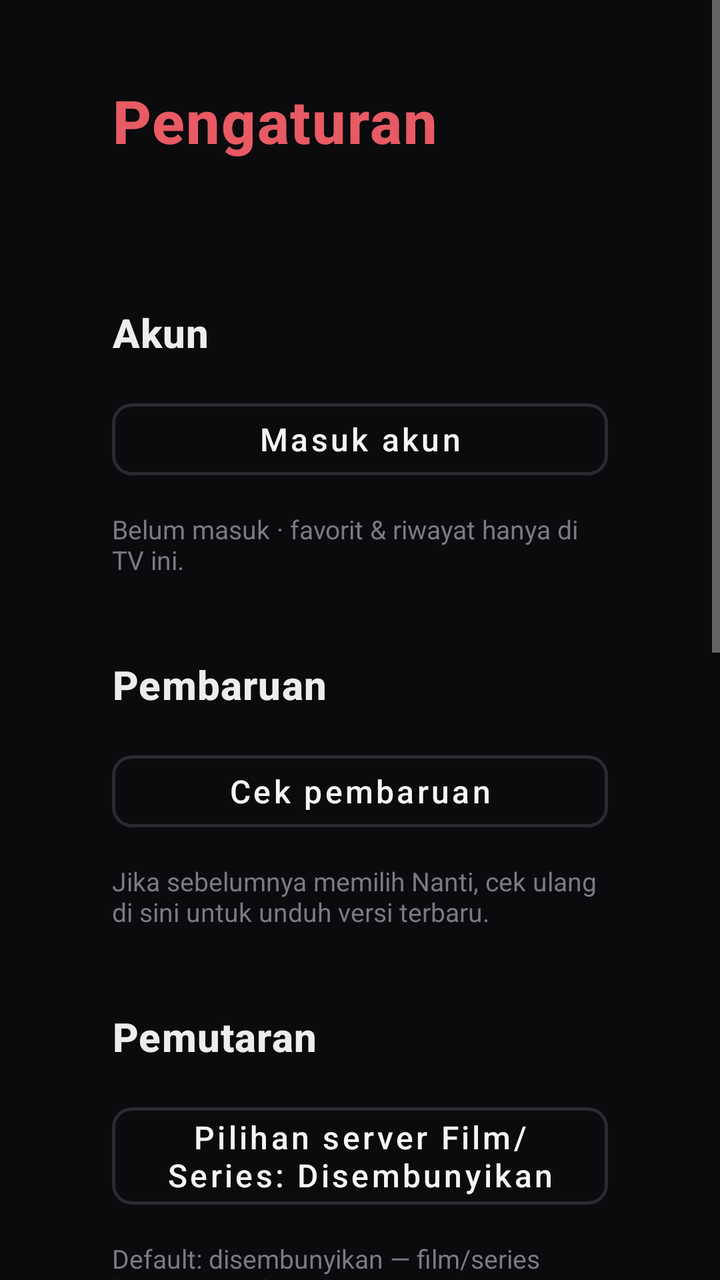
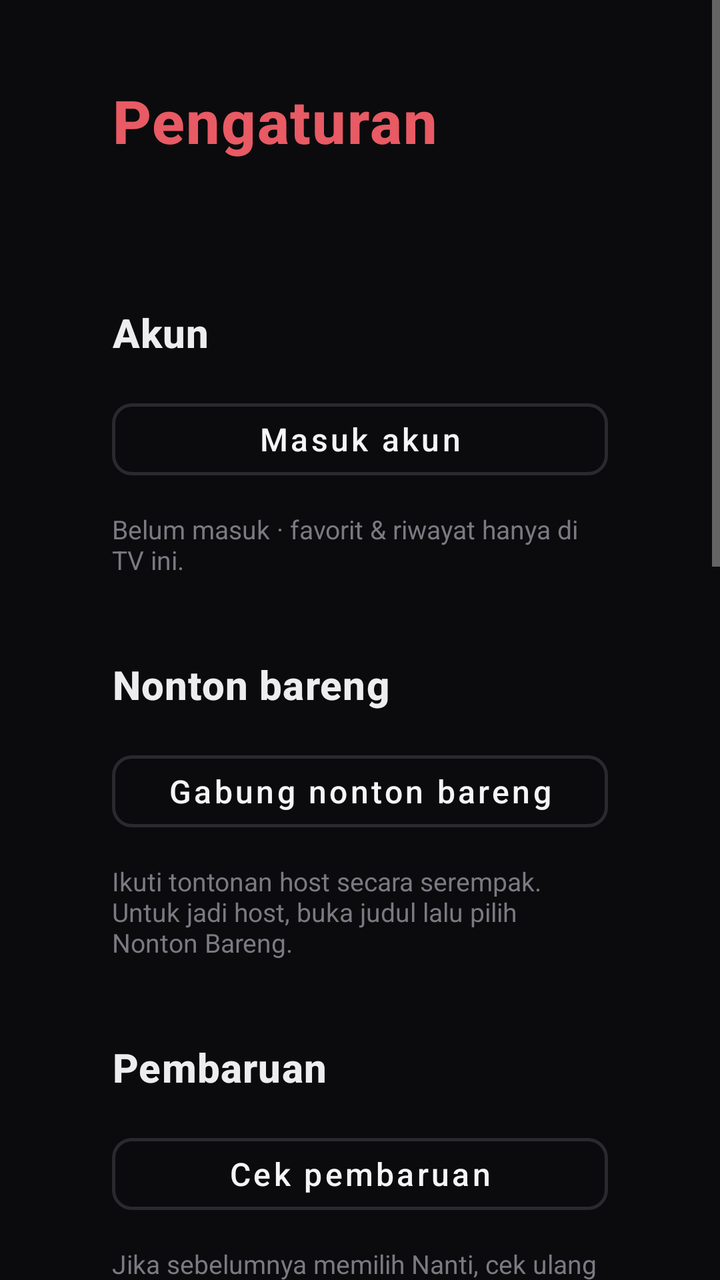

An Android layout rendered at two revisions. The XML below is the earlier revision; the diff shows what the commit changed to produce the second picture.
<!-- AndroidManifest.xml: activity theme Theme.WebunimeTv.Detail -->
<!-- res/layout/activity_settings.xml -->
<?xml version="1.0" encoding="utf-8"?>
<ScrollView xmlns:android="http://schemas.android.com/apk/res/android"
    xmlns:app="http://schemas.android.com/apk/res-auto"
    android:layout_width="match_parent"
    android:layout_height="match_parent"
    android:background="@color/wu_bg"
    android:fillViewport="true">

    <LinearLayout
        android:layout_width="match_parent"
        android:layout_height="wrap_content"
        android:orientation="vertical"
        android:paddingStart="56dp"
        android:paddingTop="40dp"
        android:paddingEnd="56dp"
        android:paddingBottom="56dp">

        <TextView
            android:layout_width="wrap_content"
            android:layout_height="wrap_content"
            android:fontFamily="sans-serif-medium"
            android:letterSpacing="0.02"
            android:text="@string/settings"
            android:textColor="@color/wu_accent_soft"
            android:textSize="30sp"
            android:textStyle="bold" />

        <TextView
            android:id="@+id/settingsVersion"
            android:layout_width="wrap_content"
            android:layout_height="wrap_content"
            android:layout_marginTop="12dp"
            android:textColor="@color/wu_text_dim"
            android:textSize="15sp" />

        <TextView
            android:layout_width="wrap_content"
            android:layout_height="wrap_content"
            android:layout_marginTop="40dp"
            android:fontFamily="sans-serif-medium"
            android:letterSpacing="0.02"
            android:text="@string/settings_section_account"
            android:textColor="@color/wu_row_header"
            android:textSize="20sp"
            android:textStyle="bold" />

        <com.google.android.material.button.MaterialButton
            android:id="@+id/settingsAccount"
            style="@style/Wu.Button.Outlined"
            android:layout_width="wrap_content"
            android:layout_height="wrap_content"
            android:layout_marginTop="16dp"
            android:focusable="true"
            android:minWidth="300dp"
            android:text="@string/settings_login"
            android:textAllCaps="false"
            android:textSize="16sp"
            app:cornerRadius="@dimen/button_corner_radius" />

        <TextView
            android:id="@+id/settingsAccountStatus"
            android:layout_width="match_parent"
            android:layout_height="wrap_content"
            android:layout_marginTop="12dp"
            android:text="@string/settings_account_guest"
            android:textColor="@color/wu_text_muted"
            android:textSize="13sp" />

        <TextView
            android:layout_width="wrap_content"
            android:layout_height="wrap_content"
            android:layout_marginTop="40dp"
            android:fontFamily="sans-serif-medium"
            android:letterSpacing="0.02"
            android:text="@string/settings_section_update"
            android:textColor="@color/wu_row_header"
            android:textSize="20sp"
            android:textStyle="bold" />

        <com.google.android.material.button.MaterialButton
            android:id="@+id/settingsCheckUpdate"
            style="@style/Wu.Button.Outlined"
            android:layout_width="wrap_content"
            android:layout_height="wrap_content"
            android:layout_marginTop="16dp"
            android:focusable="true"
            android:minWidth="300dp"
            android:text="@string/settings_check_update"
            android:textAllCaps="false"
            android:textSize="16sp"
            app:cornerRadius="@dimen/button_corner_radius" />

        <TextView
            android:layout_width="match_parent"
            android:layout_height="wrap_content"
            android:layout_marginTop="12dp"
            android:text="@string/settings_check_update_hint"
            android:textColor="@color/wu_text_muted"
            android:textSize="13sp" />

        <TextView
            android:layout_width="wrap_content"
            android:layout_height="wrap_content"
            android:layout_marginTop="40dp"
            android:fontFamily="sans-serif-medium"
            android:letterSpacing="0.02"
            android:text="@string/settings_section_playback"
            android:textColor="@color/wu_row_header"
            android:textSize="20sp"
            android:textStyle="bold" />

        <com.google.android.material.button.MaterialButton
            android:id="@+id/settingsToggleFilmServers"
            style="@style/Wu.Button.Outlined"
            android:layout_width="wrap_content"
            android:layout_height="wrap_content"
            android:layout_marginTop="16dp"
            android:focusable="true"
            android:minWidth="300dp"
            android:text="@string/settings_film_servers_hidden"
            android:textAllCaps="false"
            android:textSize="16sp"
            app:cornerRadius="@dimen/button_corner_radius" />

        <TextView
            android:layout_width="match_parent"
            android:layout_height="wrap_content"
            android:layout_marginTop="12dp"
            android:text="@string/settings_film_servers_hint"
            android:textColor="@color/wu_text_muted"
            android:textSize="13sp" />

        <TextView
            android:layout_width="wrap_content"
            android:layout_height="wrap_content"
            android:layout_marginTop="40dp"
            android:fontFamily="sans-serif-medium"
            android:letterSpacing="0.02"
            android:text="@string/settings_section_bgm"
            android:textColor="@color/wu_row_header"
            android:textSize="20sp"
            android:textStyle="bold" />

        <com.google.android.material.button.MaterialButton
            android:id="@+id/settingsToggleBgmMute"
            style="@style/Wu.Button.Outlined"
            android:layout_width="wrap_content"
            android:layout_height="wrap_content"
            android:layout_marginTop="16dp"
            android:focusable="true"
            android:minWidth="300dp"
            android:text="@string/settings_bgm_mute_off"
            android:textAllCaps="false"
            android:textSize="16sp"
            app:cornerRadius="@dimen/button_corner_radius" />

        <TextView
            android:id="@+id/settingsBgmVolumeLabel"
            android:layout_width="wrap_content"
            android:layout_height="wrap_content"
            android:layout_marginTop="20dp"
            android:text="@string/settings_bgm_volume"
            android:textColor="@color/wu_text"
            android:textSize="16sp" />

        <SeekBar
            android:id="@+id/settingsBgmVolume"
            android:layout_width="match_parent"
            android:layout_height="wrap_content"
            android:layout_marginTop="8dp"
            android:focusable="true"
            android:max="100"
            android:maxWidth="640dp"
            android:paddingTop="12dp"
            android:paddingBottom="12dp"
            android:progressTint="@color/wu_accent"
            android:thumbTint="@color/wu_accent_soft" />

        <TextView
            android:layout_width="match_parent"
            android:layout_height="wrap_content"
            android:layout_marginTop="8dp"
            android:text="@string/settings_bgm_hint"
            android:textColor="@color/wu_text_muted"
            android:textSize="13sp" />

        <TextView
            android:layout_width="wrap_content"
            android:layout_height="wrap_content"
            android:layout_marginTop="40dp"
            android:fontFamily="sans-serif-medium"
            android:letterSpacing="0.02"
            android:text="@string/settings_section_catalog"
            android:textColor="@color/wu_row_header"
            android:textSize="20sp"
            android:textStyle="bold" />

        <com.google.android.material.button.MaterialButton
            android:id="@+id/settingsStartScrape"
            style="@style/Wu.Button.Outlined"
            android:layout_width="wrap_content"
            android:layout_height="wrap_content"
            android:layout_marginTop="16dp"
            android:focusable="true"
            android:minWidth="300dp"
            android:text="@string/settings_start_scrape"
            android:textAllCaps="false"
            android:textSize="16sp"
            app:cornerRadius="@dimen/button_corner_radius" />

        <com.google.android.material.button.MaterialButton
            android:id="@+id/settingsRefreshCatalog"
            style="@style/Wu.Button.Outlined"
            android:layout_width="wrap_content"
            android:layout_height="wrap_content"
            android:layout_marginTop="12dp"
            android:focusable="true"
            android:minWidth="300dp"
            android:text="@string/settings_refresh_catalog"
            android:textAllCaps="false"
            android:textSize="16sp"
            app:cornerRadius="@dimen/button_corner_radius" />

        <TextView
            android:id="@+id/settingsCatalogStatus"
            android:layout_width="match_parent"
            android:layout_height="wrap_content"
            android:layout_marginTop="12dp"
            android:text="@string/settings_catalog_hint"
            android:textColor="@color/wu_text_muted"
            android:textSize="13sp" />
    </LinearLayout>
</ScrollView>
<!-- resources referenced by this layout -->
<resources>
  <color name="wu_accent">#FF2D3A</color>
  <color name="wu_accent_soft">#E85A64</color>
  <color name="wu_bg">#0B0B0D</color>
  <color name="wu_row_header">#EDEDF0</color>
  <color name="wu_text">#F5F5F7</color>
  <color name="wu_text_dim">#B8B8BE</color>
  <color name="wu_text_muted">#7A7A82</color>
  <dimen name="button_corner_radius">10dp</dimen>
  <string name="settings">Pengaturan</string>
  <string name="settings_account_guest">Belum masuk · favorit &amp; riwayat hanya di TV ini.</string>
  <string name="settings_bgm_hint">Geser volume dengan kiri/kanan remote saat slider fokus. Mute menyimpan level volume.</string>
  <string name="settings_bgm_mute_off">Mute BGM: Mati</string>
  <string name="settings_bgm_volume">Volume BGM: %1$d%%</string>
  <string name="settings_catalog_hint">Scraping ~2–5 menit di server. Setelah selesai, tekan Update data terbaru.</string>
  <string name="settings_check_update">Cek pembaruan</string>
  <string name="settings_check_update_hint">Jika sebelumnya memilih Nanti, cek ulang di sini untuk unduh versi terbaru.</string>
  <string name="settings_film_servers_hidden">Pilihan server Film/Series: Disembunyikan</string>
  <string name="settings_film_servers_hint">Default: disembunyikan — film/series langsung TurboVIP. Anime tetap menampilkan pilihan server. Ketuk untuk ubah.</string>
  <string name="settings_login">Masuk akun</string>
  <string name="settings_refresh_catalog">Update data terbaru</string>
  <string name="settings_section_account">Akun</string>
  <string name="settings_section_bgm">Musik latar (BGM)</string>
  <string name="settings_section_catalog">Data katalog</string>
  <string name="settings_section_playback">Pemutaran</string>
  <string name="settings_section_update">Pembaruan</string>
  <string name="settings_start_scrape">Mulai scraping</string>
  <style name="Wu.Button.Outlined" parent="Widget.MaterialComponents.Button.OutlinedButton">
          <item name="strokeColor">@color/wu_surface</item>
          <item name="strokeWidth">1.5dp</item>
          <item name="android:textColor">@color/wu_text</item>
          <item name="rippleColor">@color/wu_accent_soft</item>
          <item name="cornerRadius">@dimen/button_corner_radius</item>
          <item name="android:minHeight">48dp</item>
      </style>
  <color name="wu_surface">#2A2A2E</color>
  <color name="wu_accent_dark">#C41E28</color>
  <color name="wu_bg_elevated">#121214</color>
  <style name="Wu.DialogButton" parent="Widget.AppCompat.Button.ButtonBar.AlertDialog">
          <item name="android:background">@drawable/bg_dialog_button</item>
          <item name="android:textColor">@color/dialog_button_text</item>
          <item name="android:minHeight">48dp</item>
          <item name="android:minWidth">120dp</item>
          <item name="android:focusable">true</item>
          <item name="android:focusableInTouchMode">true</item>
          <item name="android:textAllCaps">false</item>
          <item name="android:textStyle">bold</item>
          <item name="android:textSize">16sp</item>
      </style>
  <color name="wu_focus">#FFFFFF</color>
  <!-- unchanged entries left out for length: 3 -->
</resources>

<!-- the commit's change to res/layout/activity_settings.xml (unified diff, before → after) -->
@@ -72,6 +72,38 @@
             android:layout_marginTop="40dp"
             android:fontFamily="sans-serif-medium"
             android:letterSpacing="0.02"
+            android:text="@string/settings_section_party"
+            android:textColor="@color/wu_row_header"
+            android:textSize="20sp"
+            android:textStyle="bold" />
+
+        <com.google.android.material.button.MaterialButton
+            android:id="@+id/settingsPartyJoin"
+            style="@style/Wu.Button.Outlined"
+            android:layout_width="wrap_content"
+            android:layout_height="wrap_content"
+            android:layout_marginTop="16dp"
+            android:focusable="true"
+            android:minWidth="300dp"
+            android:text="@string/settings_party_join"
+            android:textAllCaps="false"
+            android:textSize="16sp"
+            app:cornerRadius="@dimen/button_corner_radius" />
+
+        <TextView
+            android:layout_width="match_parent"
+            android:layout_height="wrap_content"
+            android:layout_marginTop="12dp"
+            android:text="@string/settings_party_hint"
+            android:textColor="@color/wu_text_muted"
+            android:textSize="13sp" />
+
+        <TextView
+            android:layout_width="wrap_content"
+            android:layout_height="wrap_content"
+            android:layout_marginTop="40dp"
+            android:fontFamily="sans-serif-medium"
+            android:letterSpacing="0.02"
             android:text="@string/settings_section_update"
             android:textColor="@color/wu_row_header"
             android:textSize="20sp"
<!-- resource entries referenced after the edit -->
@@ -19,10 +19,13 @@
   <string name="settings_film_servers_hidden">Pilihan server Film/Series: Disembunyikan</string>
   <string name="settings_film_servers_hint">Default: disembunyikan — film/series langsung TurboVIP. Anime tetap menampilkan pilihan server. Ketuk untuk ubah.</string>
   <string name="settings_login">Masuk akun</string>
+  <string name="settings_party_hint">Ikuti tontonan host secara serempak. Untuk jadi host, buka judul lalu pilih Nonton Bareng.</string>
+  <string name="settings_party_join">Gabung nonton bareng</string>
   <string name="settings_refresh_catalog">Update data terbaru</string>
   <string name="settings_section_account">Akun</string>
   <string name="settings_section_bgm">Musik latar (BGM)</string>
   <string name="settings_section_catalog">Data katalog</string>
+  <string name="settings_section_party">Nonton bareng</string>
   <string name="settings_section_playback">Pemutaran</string>
   <string name="settings_section_update">Pembaruan</string>
   <string name="settings_start_scrape">Mulai scraping</string>
